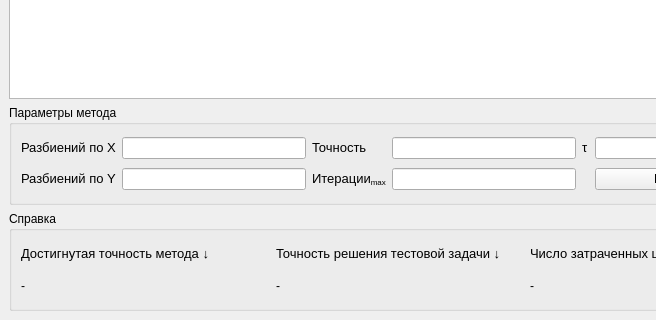
Before: the Qt Designer form mainwindow.ui in tosharybkin/numerical_analysis_lab_04, drawn with Qt 5; both pictures show x 0 to 656 and y 280 to 600 of the 800 by 600 pixel window.
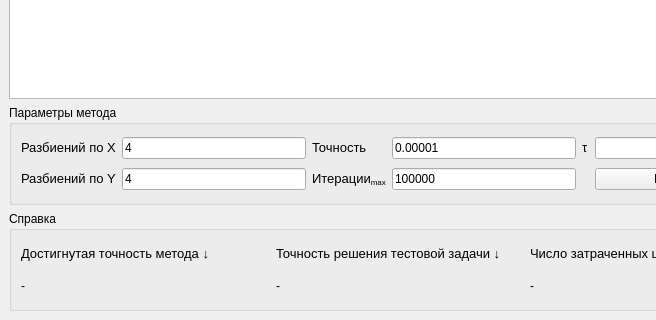
After: the same form once the commit is applied.

Commit message: Integrate solution into GUI

Diff of the .ui file:
```diff
--- a/mainwindow.ui
+++ b/mainwindow.ui
@@ -31,13 +31,25 @@
       </property>
       <layout class="QGridLayout" name="gridLayout_2">
        <item row="0" column="1">
-        <widget class="QLineEdit" name="n_x_partitions_in"/>
+        <widget class="QLineEdit" name="n_x_partitions_in">
+         <property name="text">
+          <string>4</string>
+         </property>
+        </widget>
        </item>
        <item row="1" column="3">
-        <widget class="QLineEdit" name="max_iters_in"/>
+        <widget class="QLineEdit" name="max_iters_in">
+         <property name="text">
+          <string>100000</string>
+         </property>
+        </widget>
        </item>
        <item row="1" column="1">
-        <widget class="QLineEdit" name="m_y_partitions_in"/>
+        <widget class="QLineEdit" name="m_y_partitions_in">
+         <property name="text">
+          <string>4</string>
+         </property>
+        </widget>
        </item>
        <item row="0" column="5">
         <widget class="QLineEdit" name="tau_in"/>
@@ -64,7 +76,11 @@
         </widget>
        </item>
        <item row="0" column="3">
-        <widget class="QLineEdit" name="accuracy_in"/>
+        <widget class="QLineEdit" name="accuracy_in">
+         <property name="text">
+          <string>0.00001</string>
+         </property>
+        </widget>
        </item>
        <item row="1" column="0">
         <widget class="QLabel" name="label_2">
```
Left out of the diff: 6 changed lines with no effect on the pictures. The commit also changes 5 other files.
